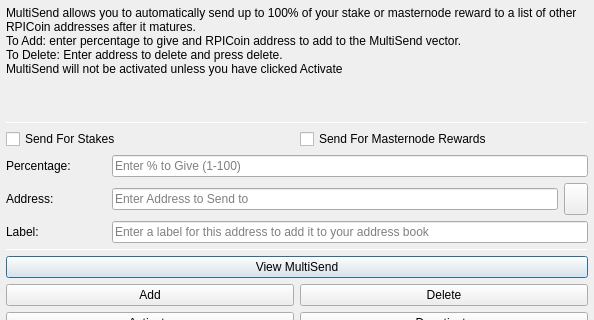
rpicoin/rpicore, file src/qt/forms/multisenddialog.ui: the form before one commit; both pictures show x 0 to 594 and y 0 to 320 of the 594 by 526 pixel window.
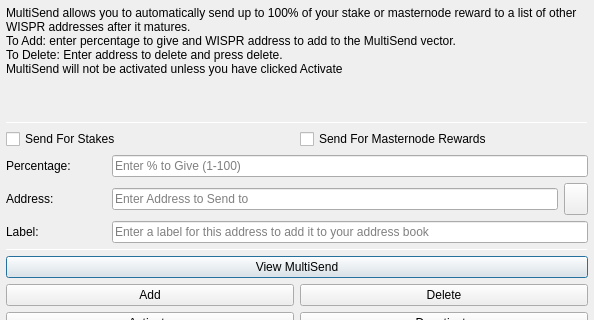
The form after the commit. Icons and pictures are not drawn.

```diff
--- a/src/qt/forms/multisenddialog.ui
+++ b/src/qt/forms/multisenddialog.ui
@@ -37,8 +37,8 @@
         <number>1</number>
        </property>
        <property name="text">
-        <string>MultiSend allows you to automatically send up to 100% of your stake or masternode reward to a list of other RPICoin addresses after it matures.
-To Add: enter percentage to give and RPICoin address to add to the MultiSend vector.
+        <string>MultiSend allows you to automatically send up to 100% of your stake or masternode reward to a list of other WISPR addresses after it matures.
+To Add: enter percentage to give and WISPR address to add to the MultiSend vector.
 To Delete: Enter address to delete and press delete.
 MultiSend will not be activated unless you have clicked Activate</string>
        </property>
```
Left out of the diff: 4 changed lines with no effect on the pictures.
